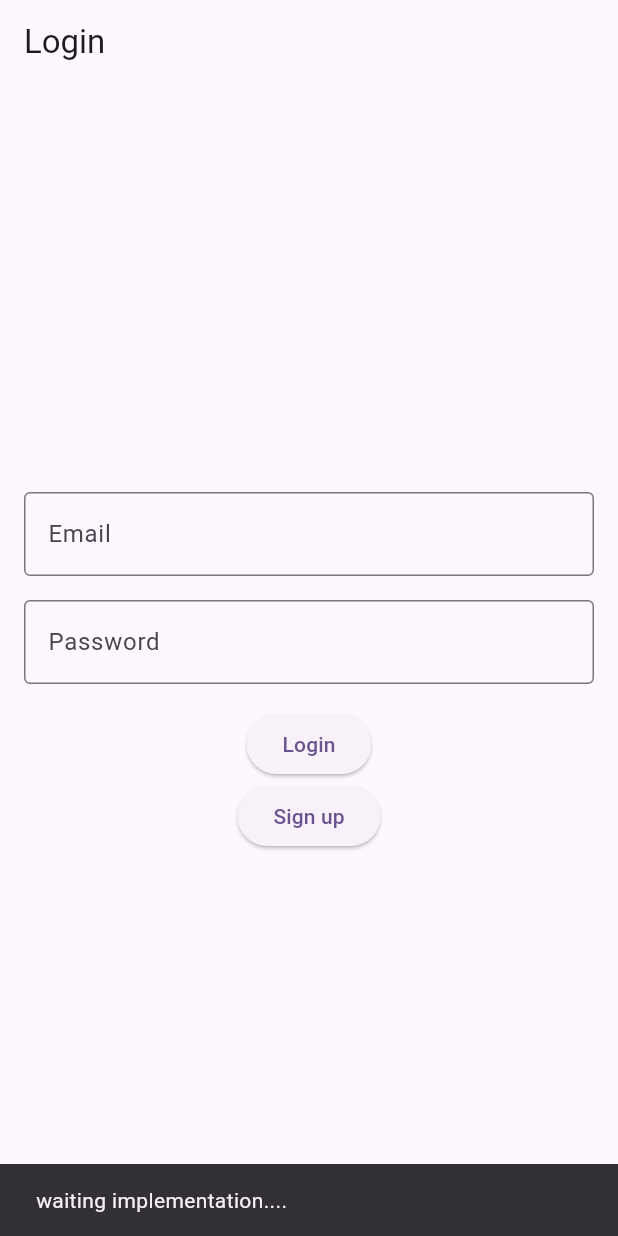
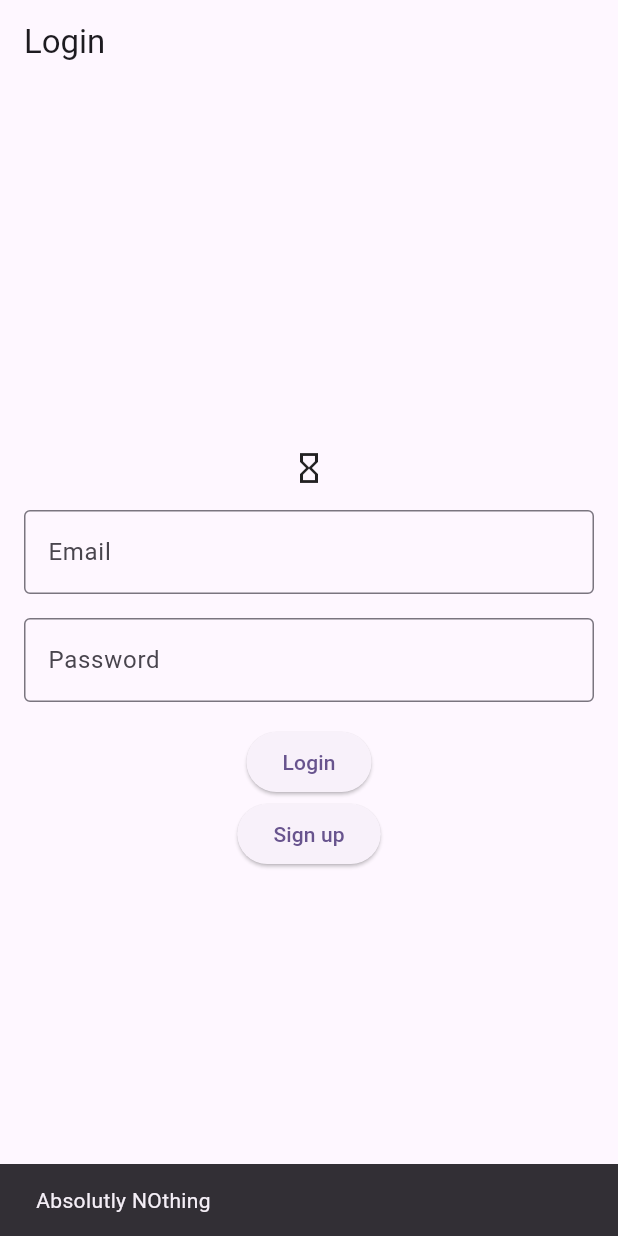
Before and after one commit to sujet1216/instagram_clone, a Flutter app: the screen it shows after launch, after a tap on "Login", on a phone screen of 412 x 824 dp. Run offline on Flutter 3.47's test engine with Material 3 defaults, Android fonts, the phone set to English and light mode, and no system bars; our stand-ins replace cloud_firestore, firebase_auth, firebase_core, firebase_storage, image_picker, logger; accounts and stored records are empty.

Commit message:
pc: today

```diff
--- a/lib/logger.dart
+++ b/lib/logger.dart
@@ -3,9 +3,5 @@ import 'dart:io';
 import 'package:logger/logger.dart';
 
 final logger = Logger(
-  printer: PrettyPrinter(
-    methodCount: 0,
-    colors: !Platform.isIOS,
-    printEmojis: true,
-  ),
+  printer: PrettyPrinter(methodCount: 0, colors: !Platform.isIOS, printEmojis: true),
 );
--- a/lib/resources/auth_methods.dart
+++ b/lib/resources/auth_methods.dart
@@ -57,10 +57,39 @@ class AuthMethods {
 
         message = 'Success';
       }
+    } on FirebaseAuthException catch (err) {
+      logger.e(err);
+      logger.e(err.code);
+      if (err.code == 'wrong-password') {
+        //! ..................
+      }
     } catch (error) {
       message = error.toString();
     }
     logger.w(message);
     return message;
   }
+
+  Future<String> signInUser({required String email, required String password}) async {
+    String message = 'Absolutly NOthing';
+    if (email.isNotEmpty && password.isNotEmpty) {
+      try {
+        UserCredential userCredential = await _auth.signInWithEmailAndPassword(
+          email: email,
+          password: password,
+        );
+      } on FirebaseAuthException catch (err) {
+        if (err.code == 'wrong-password') {
+          //! ..................
+        }
+      } catch (error) {
+        String err = error.toString();
+        int index = err.indexOf(']');
+        logger.e(err.substring(index + 2));
+        message = err.substring(index + 2);
+        // rethrow; // mashin saidanac idzaxeb iq try catch gchirdeba.
+      }
+    }
+    return message;
+  }
 }
--- a/lib/screens/login_screen.dart
+++ b/lib/screens/login_screen.dart
@@ -38,6 +38,7 @@ class _LoginState extends State<Login> {
 
   void authenticateUser() async {
     if (!isLogin) {
+      //! .signUpUser()
       setState(() => isLoading = true);
       var res = await AuthMethods().signUpUser(
         email: _emailController.text,
@@ -47,13 +48,25 @@ class _LoginState extends State<Login> {
         file: pickedImage,
       );
       setState(() => isLoading = false);
-      if (mounted) ScaffoldMessenger.of(context).showSnackBar(SnackBar(content: Text(res)));
+      if (mounted) {
+        ScaffoldMessenger.of(context).showSnackBar(SnackBar(content: Text(res)));
+        ScaffoldMessenger.of(context).showSnackBar(SnackBar(content: Text(res)));
+      }
+      ;
     } else {
       //! .signInUser()
+      setState(() => isLoading = true);
+
+      String res = await AuthMethods().signInUser(
+        email: _emailController.text,
+        password: _passController.text,
+      );
+      setState(() => isLoading = false);
+
       if (mounted) {
-        ScaffoldMessenger.of(
-          context,
-        ).showSnackBar(SnackBar(content: Text('waiting implementation....')));
+        ScaffoldMessenger.of(context).clearSnackBars();
+
+        ScaffoldMessenger.of(context).showSnackBar(SnackBar(content: Text(res)));
       }
     }
   }
@@ -69,7 +82,7 @@ class _LoginState extends State<Login> {
 
   @override
   Widget build(BuildContext context) {
-    // logger.w('user: ${FirebaseAuth.instance.currentUser}');
+    logger.w('user: ${FirebaseAuth.instance.currentUser}');
     return Scaffold(
       appBar: AppBar(title: Text('Login')),
       body: Padding(
@@ -77,6 +90,23 @@ class _LoginState extends State<Login> {
         child: Column(
           mainAxisAlignment: MainAxisAlignment.center,
           children: [
+            StreamBuilder(
+              stream: FirebaseAuth.instance.authStateChanges(),
+              builder: (ctx, snap) {
+                if (snap.data != null) {
+                  return ElevatedButton(
+                    onPressed: () {
+                      setState(() {
+                        FirebaseAuth.instance.signOut();
+                      });
+                    },
+                    child: Text('Log out'),
+                  );
+                } else {
+                  return Icon(Icons.hourglass_empty);
+                }
+              },
+            ),
             if (!isLogin)
               Stack(
                 children: [
```
